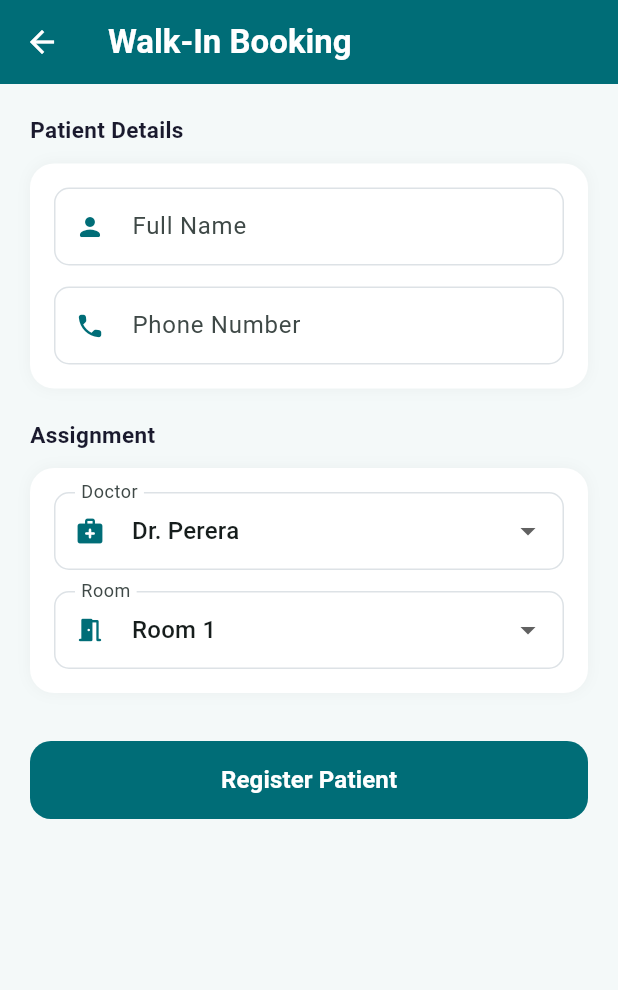
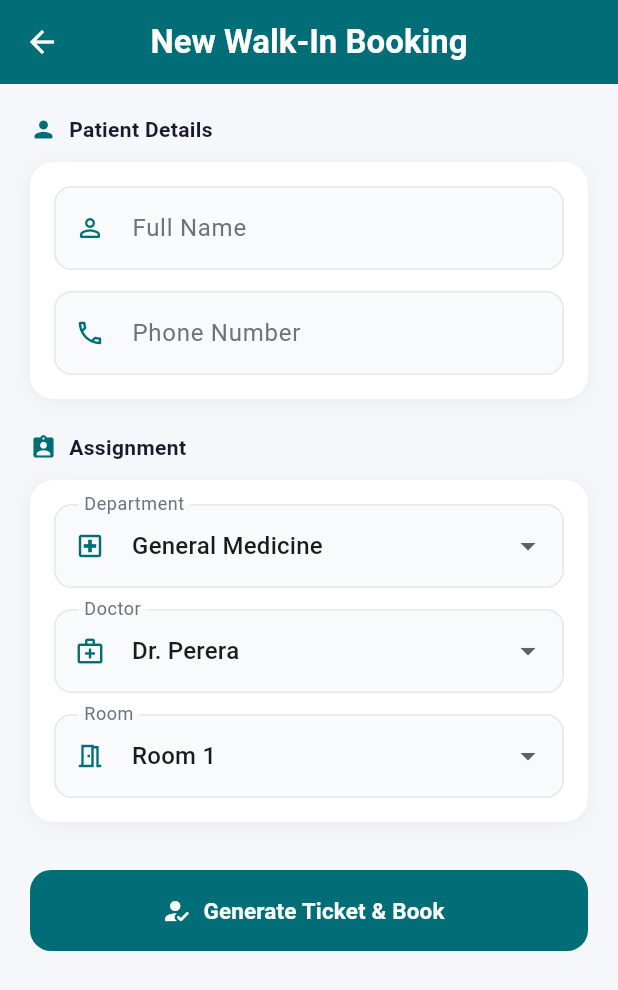
Before and after one commit to Tenu234/IT3060-HCI-Mobile-APP--WD40, a Flutter app: the WalkInBookingScreen screen opened directly, on a phone screen of 412 x 824 dp. Shown: the top 990 px of the screen. Run offline on Flutter 3.47's test engine with Material 3 defaults, Android fonts, the phone set to English and light mode, and no system bars.

Commit message:
feat(staff-ui): redesign walk-in booking with token generation dialog

```diff
--- a/app/frontend/opd_queue_app/lib/features/staff/screens/walk_in_booking_screen.dart
+++ b/app/frontend/opd_queue_app/lib/features/staff/screens/walk_in_booking_screen.dart
@@ -1,8 +1,7 @@
 import 'package:flutter/material.dart';
+import '../../../theme.dart';
 import '../models/walk_in_booking.dart';
 import '../services/staff_api_service.dart';
-
-const _primary = Color(0xFF006D77);
 
 class WalkInBookingScreen extends StatefulWidget {
   const WalkInBookingScreen({super.key});
@@ -11,53 +10,165 @@ class WalkInBookingScreen extends StatefulWidget {
 }
 
 class _WalkInBookingScreenState extends State<WalkInBookingScreen> {
-  final _formKey = GlobalKey<FormState>();
-  final _nameCtrl = TextEditingController();
-  final _phoneCtrl = TextEditingController();
-  final _api = StaffApiService();
+  final _formKey    = GlobalKey<FormState>();
+  final _nameCtrl   = TextEditingController();
+  final _phoneCtrl  = TextEditingController();
+  final _api        = StaffApiService();
 
-  String _doctor = 'Dr. Perera';
-  String _room = 'Room 1';
-  bool _loading = false;
+  String _doctor    = 'Dr. Perera';
+  String _room      = 'Room 1';
+  String _department = 'General Medicine';
+  bool   _loading   = false;
 
-  final _doctors = ['Dr. Perera', 'Dr. Silva', 'Dr. Fernando', 'Dr. Jayasinghe'];
-  final _rooms   = ['Room 1', 'Room 2', 'Room 3', 'Room 4'];
+  final _doctors     = ['Dr. Perera', 'Dr. Silva', 'Dr. Fernando', 'Dr. Jayasinghe'];
+  final _rooms       = ['Room 1', 'Room 2', 'Room 3', 'Room 4'];
+  final _departments = ['General Medicine', 'Cardiology', 'Neurology', 'Orthopaedics', 'Paediatrics'];
 
   @override
-  void dispose() { _nameCtrl.dispose(); _phoneCtrl.dispose(); super.dispose(); }
+  void dispose() {
+    _nameCtrl.dispose();
+    _phoneCtrl.dispose();
+    super.dispose();
+  }
 
   Future<void> _submit() async {
     if (!_formKey.currentState!.validate()) return;
     setState(() => _loading = true);
+
     final result = await _api.createBooking(WalkInBooking(
-      patientName: _nameCtrl.text.trim(),
+      patientName:  _nameCtrl.text.trim(),
       patientPhone: _phoneCtrl.text.trim(),
-      doctorName: _doctor,
-      roomNumber: _room,
+      doctorName:   _doctor,
+      roomNumber:   _room,
     ));
+
     setState(() => _loading = false);
     if (!mounted) return;
+
     if (result != null) {
-      Navigator.pop(context);
-      ScaffoldMessenger.of(context).showSnackBar(
-        const SnackBar(content: Text('Patient registered successfully'), backgroundColor: _primary),
+      // Show token dialog
+      await _showTokenDialog(result);
+      if (mounted) Navigator.pop(context);
+    } else {
+      ScaffoldMessenger.of(context).showSnackBar(const SnackBar(
+        content: Text('Failed — check connection'),
+        backgroundColor: kCancelled,
+      ));
+    }
+  }
+
+  Future<void> _showTokenDialog(WalkInBooking booking) async {
+    // Generate token from ID tail or fallback to timestamp
+    final raw  = booking.id ?? DateTime.now().millisecondsSinceEpoch.toString();
+    final token = 'Q-${raw.substring(raw.length > 4 ? raw.length - 4 : 0).toUpperCase()}';
+
+    await showDialog(
+      context: context,
+      barrierDismissible: false,
+      builder: (_) => Dialog(
+        shape: RoundedRectangleBorder(borderRadius: BorderRadius.circular(24)),
+        child: Padding(
+          padding: const EdgeInsets.all(28),
+          child: Column(
+            mainAxisSize: MainAxisSize.min,
+            children: [
+              // Success icon
+              Container(
+                width: 64, height: 64,
+                decoration: BoxDecoration(
+                  color: kDone.withOpacity(0.12),
+                  shape: BoxShape.circle,
+                ),
+                child: const Icon(Icons.check_circle_rounded,
+                    color: kDone, size: 34),
+              ),
+              const SizedBox(height: 16),
+              const Text('Patient Registered!',
+                  style: TextStyle(
+                      fontSize: 18,
+                      fontWeight: FontWeight.bold,
+                      color: kText)),
+              const SizedBox(height: 6),
+              Text(booking.patientName,
+                  style: const TextStyle(fontSize: 14, color: kTextMuted)),
+
+              const SizedBox(height: 24),
+
+              // Token box
+              Container(
+                width: double.infinity,
+                padding: const EdgeInsets.symmetric(vertical: 20),
+                decoration: BoxDecoration(
+                  color: kPrimary.withOpacity(0.06),
+                  borderRadius: BorderRadius.circular(16),
+                  border: Border.all(color: kPrimary.withOpacity(0.2)),
+                ),
+                child: Column(children: [
+                  const Text('QUEUE TOKEN',
+                      style: TextStyle(
+                          fontSize: 11,
+                          fontWeight: FontWeight.w600,
+                          color: kPrimary,
+                          letterSpacing: 1.2)),
+                  const SizedBox(height: 8),
+                  Text(token,
+                      style: const TextStyle(
+                          fontSize: 42,
+                          fontWeight: FontWeight.bold,
+                          color: kPrimary,
+                          letterSpacing: 2)),
+                ]),
+              ),
+
+              const SizedBox(height: 16),
+
+              // Details
+              _TokenRow(icon: Icons.medical_services_rounded,
+                  label: 'Doctor', value: booking.doctorName),
+              const SizedBox(height: 6),
+              _TokenRow(icon: Icons.meeting_room_rounded,
+                  label: 'Room', value: booking.roomNumber),
+              const SizedBox(height: 6),
+              _TokenRow(icon: Icons.local_hospital_rounded,
+                  label: 'Department', value: _department),
+
+              const SizedBox(height: 24),
+
+              SizedBox(
+                width: double.infinity,
+                height: 48,
+                child: ElevatedButton(
+                  onPressed: () => Navigator.pop(context),
+                  style: ElevatedButton.styleFrom(
+                    backgroundColor: kPrimary,
+                    foregroundColor: Colors.white,
+                    elevation: 0,
+                    shape: RoundedRectangleBorder(
+                        borderRadius: BorderRadius.circular(14)),
+                  ),
+                  child: const Text('Done',
+                      style: TextStyle(
+                          fontSize: 15, fontWeight: FontWeight.bold)),
+                ),
+              ),
+            ],
+          ),
+        ),
+      ),
     );
-    } else {
-      ScaffoldMessenger.of(context).showSnackBar(
-        const SnackBar(content: Text('Failed — check connection'), backgroundColor: Colors.red),
-      );
-    }
   }
 
   @override
   Widget build(BuildContext context) {
     return Scaffold(
-      backgroundColor: const Color(0xFFF4F9F9),
+      backgroundColor: kSurface,
       appBar: AppBar(
-        backgroundColor: _primary,
+        backgroundColor: kPrimary,
         foregroundColor: Colors.white,
         elevation: 0,
-        title: const Text('Walk-In Booking', style: TextStyle(fontWeight: FontWeight.bold)),
+        title: const Text('New Walk-In Booking',
+            style: TextStyle(fontWeight: FontWeight.bold)),
+        centerTitle: true,
       ),
       body: SingleChildScrollView(
         padding: const EdgeInsets.all(20),
@@ -66,51 +177,100 @@ class _WalkInBookingScreenState extends State<WalkInBookingScreen> {
           child: Column(
             crossAxisAlignment: CrossAxisAlignment.start,
             children: [
-              _Section(label: 'Patient Details', children: [
-                _Field(ctrl: _nameCtrl, label: 'Full Name', icon: Icons.person_rounded,
-                    validator: (v) => v!.isEmpty ? 'Required' : null),
+              // ── Patient details ──────────────────────────────────────────
+              _SectionHeader(label: 'Patient Details',
+                  icon: Icons.person_rounded),
+              const SizedBox(height: 12),
+              Container(
+                padding: const EdgeInsets.all(16),
+                decoration: kCardDecoration(),
+                child: Column(children: [
+                  TextFormField(
+                    controller: _nameCtrl,
+                    textCapitalization: TextCapitalization.words,
+                    decoration: kInputDecoration(
+                        label: 'Full Name',
+                        icon: Icons.person_outline_rounded),
+                    validator: (v) =>
+                        (v == null || v.trim().isEmpty) ? 'Required' : null,
+                  ),
                   const SizedBox(height: 14),
-                _Field(ctrl: _phoneCtrl, label: 'Phone Number', icon: Icons.phone_rounded,
-                    keyboard: TextInputType.phone,
-                    validator: (v) => v!.isEmpty ? 'Required' : null),
+                  TextFormField(
+                    controller: _phoneCtrl,
+                    keyboardType: TextInputType.phone,
+                    decoration: kInputDecoration(
+                        label: 'Phone Number',
+                        icon: Icons.phone_outlined),
+                    validator: (v) =>
+                        (v == null || v.trim().isEmpty) ? 'Required' : null,
+                  ),
                 ]),
-              const SizedBox(height: 20),
-              _Section(label: 'Assignment', children: [
-                _Dropdown(
+              ),
+
+              const SizedBox(height: 22),
+
+              // ── Assignment ───────────────────────────────────────────────
+              _SectionHeader(label: 'Assignment',
+                  icon: Icons.assignment_ind_rounded),
+              const SizedBox(height: 12),
+              Container(
+                padding: const EdgeInsets.all(16),
+                decoration: kCardDecoration(),
+                child: Column(children: [
+                  _StyledDropdown(
+                    label: 'Department',
+                    icon: Icons.local_hospital_outlined,
+                    value: _department,
+                    items: _departments,
+                    onChanged: (v) => setState(() => _department = v!),
+                  ),
+                  const SizedBox(height: 14),
+                  _StyledDropdown(
                     label: 'Doctor',
-                  icon: Icons.medical_services_rounded,
+                    icon: Icons.medical_services_outlined,
                     value: _doctor,
                     items: _doctors,
                     onChanged: (v) => setState(() => _doctor = v!),
                   ),
                   const SizedBox(height: 14),
-                _Dropdown(
+                  _StyledDropdown(
                     label: 'Room',
-                  icon: Icons.meeting_room_rounded,
+                    icon: Icons.meeting_room_outlined,
                     value: _room,
                     items: _rooms,
                     onChanged: (v) => setState(() => _room = v!),
                   ),
                 ]),
+              ),
+
               const SizedBox(height: 32),
+
+              // ── Submit ───────────────────────────────────────────────────
               SizedBox(
                 width: double.infinity,
-                height: 52,
-                child: ElevatedButton(
+                height: 54,
+                child: ElevatedButton.icon(
+                  icon: const Icon(Icons.how_to_reg_rounded, size: 20),
+                  label: _loading
+                      ? const SizedBox(
+                          width: 22, height: 22,
+                          child: CircularProgressIndicator(
+                              color: Colors.white, strokeWidth: 2.5))
+                      : const Text('Generate Ticket & Book',
+                          style: TextStyle(
+                              fontSize: 15,
+                              fontWeight: FontWeight.bold)),
+                  style: ElevatedButton.styleFrom(
+                    backgroundColor: kPrimary,
+                    foregroundColor: Colors.white,
+                    elevation: 0,
+                    shape: RoundedRectangleBorder(
+                        borderRadius: BorderRadius.circular(14)),
+                  ),
                   onPressed: _loading ? null : _submit,
-                  style: ElevatedButton.styleFrom(
-                    backgroundColor: _primary,
-                    foregroundColor: Colors.white,
-                    shape: RoundedRectangleBorder(borderRadius: BorderRadius.circular(14)),
-                    elevation: 0,
-                  ),
-                  child: _loading
-                      ? const SizedBox(width: 22, height: 22,
-                          child: CircularProgressIndicator(color: Colors.white, strokeWidth: 2.5))
-                      : const Text('Register Patient',
-                          style: TextStyle(fontSize: 16, fontWeight: FontWeight.bold)),
                 ),
               ),
+              const SizedBox(height: 16),
             ],
           ),
         ),
@@ -119,87 +279,66 @@ class _WalkInBookingScreenState extends State<WalkInBookingScreen> {
   }
 }
 
-class _Section extends StatelessWidget {
+// ── Helpers ──────────────────────────────────────────────────────────────────
+class _SectionHeader extends StatelessWidget {
   final String label;
-  final List<Widget> children;
-  const _Section({required this.label, required this.children});
-
+  final IconData icon;
+  const _SectionHeader({required this.label, required this.icon});
   @override
-  Widget build(BuildContext context) {
-    return Column(
-      crossAxisAlignment: CrossAxisAlignment.start,
-      children: [
-        Text(label, style: const TextStyle(fontWeight: FontWeight.bold, fontSize: 15, color: Color(0xFF1A1A2E))),
-        const SizedBox(height: 12),
-        Container(
-          padding: const EdgeInsets.all(16),
-          decoration: BoxDecoration(
-            color: Colors.white,
-            borderRadius: BorderRadius.circular(16),
-            boxShadow: [BoxShadow(color: Colors.black.withOpacity(0.04), blurRadius: 8)],
-          ),
-          child: Column(children: children),
-        ),
-      ],
-    );
-  }
+  Widget build(BuildContext context) => Row(children: [
+        Icon(icon, color: kPrimary, size: 18),
+        const SizedBox(width: 8),
+        Text(label,
+            style: const TextStyle(
+                fontSize: 14,
+                fontWeight: FontWeight.bold,
+                color: kText)),
+      ]);
 }
 
-class _Field extends StatelessWidget {
-  final TextEditingController ctrl;
-  final String label;
-  final IconData icon;
-  final TextInputType keyboard;
-  final String? Function(String?) validator;
-  const _Field({required this.ctrl, required this.label, required this.icon,
-      this.keyboard = TextInputType.text, required this.validator});
-
-  @override
-  Widget build(BuildContext context) {
-    return TextFormField(
-      controller: ctrl,
-      keyboardType: keyboard,
-      validator: validator,
-      decoration: InputDecoration(
-        labelText: label,
-        prefixIcon: Icon(icon, color: _primary, size: 20),
-        border: OutlineInputBorder(borderRadius: BorderRadius.circular(10),
-            borderSide: const BorderSide(color: Color(0xFFDDE2E6))),
-        enabledBorder: OutlineInputBorder(borderRadius: BorderRadius.circular(10),
-            borderSide: const BorderSide(color: Color(0xFFDDE2E6))),
-        focusedBorder: OutlineInputBorder(borderRadius: BorderRadius.circular(10),
-            borderSide: const BorderSide(color: _primary, width: 1.5)),
-        contentPadding: const EdgeInsets.symmetric(horizontal: 14, vertical: 14),
-      ),
-    );
-  }
-}
-
-class _Dropdown extends StatelessWidget {
+class _StyledDropdown extends StatelessWidget {
   final String label, value;
   final IconData icon;
   final List<String> items;
   final void Function(String?) onChanged;
-  const _Dropdown({required this.label, required this.icon, required this.value,
-      required this.items, required this.onChanged});
+  const _StyledDropdown(
+      {required this.label,
+      required this.icon,
+      required this.value,
+      required this.items,
+      required this.onChanged});
 
   @override
   Widget build(BuildContext context) {
     return DropdownButtonFormField<String>(
       value: value,
-      decoration: InputDecoration(
-        labelText: label,
-        prefixIcon: Icon(icon, color: _primary, size: 20),
-        border: OutlineInputBorder(borderRadius: BorderRadius.circular(10),
-            borderSide: const BorderSide(color: Color(0xFFDDE2E6))),
-        enabledBorder: OutlineInputBorder(borderRadius: BorderRadius.circular(10),
-            borderSide: const BorderSide(color: Color(0xFFDDE2E6))),
-        focusedBorder: OutlineInputBorder(borderRadius: BorderRadius.circular(10),
-            borderSide: const BorderSide(color: _primary, width: 1.5)),
-        contentPadding: const EdgeInsets.symmetric(horizontal: 14, vertical: 14),
-      ),
-      items: items.map((e) => DropdownMenuItem(value: e, child: Text(e))).toList(),
+      decoration: kInputDecoration(label: label, icon: icon),
+      items: items
+          .map((e) => DropdownMenuItem(value: e, child: Text(e)))
+          .toList(),
       onChanged: onChanged,
+      dropdownColor: Colors.white,
     );
   }
 }
+
+class _TokenRow extends StatelessWidget {
+  final IconData icon;
+  final String label, value;
+  const _TokenRow(
+      {required this.icon, required this.label, required this.value});
+  @override
+  Widget build(BuildContext context) => Row(children: [
+        Icon(icon, color: kPrimary, size: 16),
+        const SizedBox(width: 8),
+        Text('$label: ',
+            style: const TextStyle(fontSize: 13, color: kTextMuted)),
+        Expanded(
+          child: Text(value,
+              style: const TextStyle(
+                  fontSize: 13,
+                  fontWeight: FontWeight.w600,
+                  color: kText)),
+        ),
+      ]);
+}
```
Lines whose indentation alone changed are shown as unchanged.
